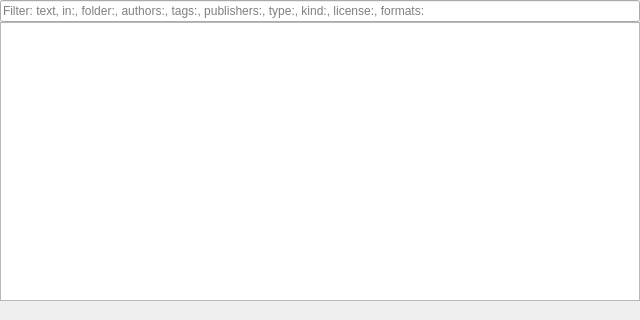
This is packages/rehuco-agent/src/rehuco_agent/rehuco/rehuco_browser_panel.ui in borco/rehuco as Qt 5 draws it before an edit. The edited form follows.
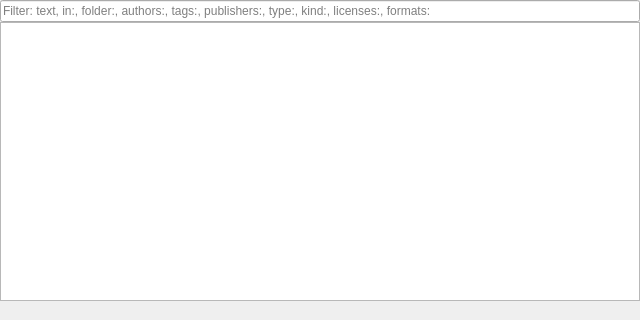
This is the edited form.

```diff
--- a/packages/rehuco-agent/src/rehuco_agent/rehuco/rehuco_browser_panel.ui
+++ b/packages/rehuco-agent/src/rehuco_agent/rehuco/rehuco_browser_panel.ui
@@ -29,7 +29,7 @@
    <item>
     <widget class="QLineEdit" name="filter_edit">
      <property name="placeholderText">
-      <string>Filter: text, in:, folder:, authors:, tags:, publishers:, type:, kind:, license:, formats:</string>
+      <string>Filter: text, in:, folder:, authors:, tags:, publishers:, type:, kind:, licenses:, formats:</string>
      </property>
     </widget>
    </item>
```
